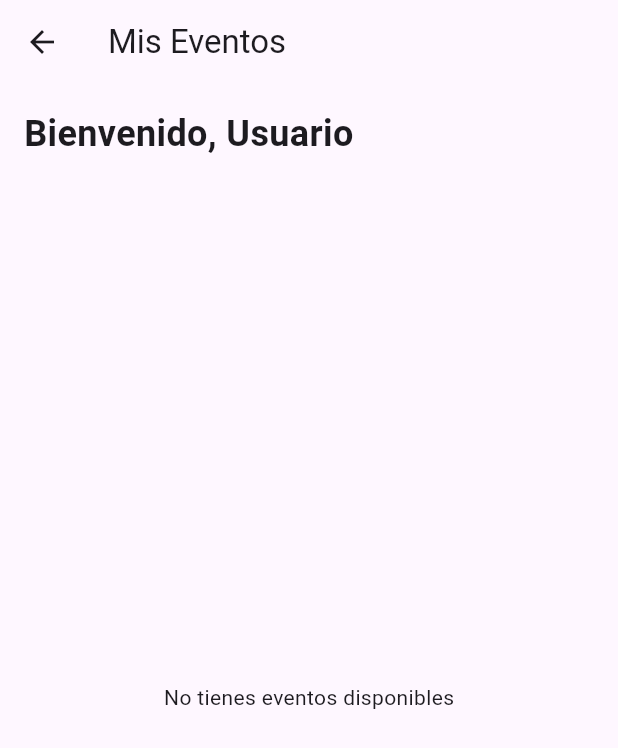
After one commit to omardtl24/TMP_2C_swarch, a Flutter app: the EventScreen screen opened by its route, after a tap on "OK", on a phone screen of 412 x 824 dp. The commit adds this screen. Shown: the top 748 px of the screen. Run offline on Flutter 3.47's test engine with Material 3 defaults, Android fonts, the phone set to English and light mode, and no system bars; our stand-ins replace flutter_dotenv, flutter_secure_storage, google_sign_in, jwt_decoder; accounts and stored records are empty.

Commit message:
add the events request

```diff
--- a/pr-frontend-mobile/cc_mobile/lib/main.dart
+++ b/pr-frontend-mobile/cc_mobile/lib/main.dart
@@ -1,6 +1,6 @@
+import 'package:cc_mobile/screens/event_screen.dart';
 import 'package:flutter/material.dart';
 import 'screens/login_screen.dart';
-import 'screens/stats_screen.dart';
 import 'screens/register_screen.dart';
 import 'package:flutter_dotenv/flutter_dotenv.dart';
 import 'package:provider/provider.dart';
@@ -37,7 +37,7 @@ class MyApp extends StatelessWidget {
       initialRoute: '/login',
       routes: {
         '/login': (context) => LoginScreen(),
-        '/stats': (context) => StatsScreen(),
+        '/event': (context) => EventScreen(),
         '/register': (context) => RegisterScreen(key: const ValueKey('register_screen')),
       },
     );
--- /dev/null
+++ b/pr-frontend-mobile/cc_mobile/lib/models/event_model.dart
@@ -0,0 +1,23 @@
+class EventModel {
+  final String id;
+  final String name;
+  final String description;
+  final String creatorName;
+
+  EventModel({
+    required this.id,
+    required this.name,
+    required this.description,
+    required this.creatorName,
+  });
+
+  factory EventModel.fromJson(Map<String, dynamic> json) {
+    return EventModel(
+      id: json['id'] as String,
+      name: json['name'] as String,
+      description: json['description'] as String,
+      creatorName: json['creator_name'] as String,
+    );
+  }
+
+}
--- /dev/null
+++ b/pr-frontend-mobile/cc_mobile/lib/models/response.dart
@@ -0,0 +1,16 @@
+class Response<T> {
+  final String status;
+  final T? data;
+  final String? message;
+
+  Response.success(this.data)
+    : status = 'success',
+      message = null;
+
+  Response.error(this.message)
+    : status = 'error',
+      data = null;
+
+  bool get isSuccess => status == 'success';
+  bool get isError => status == 'error';
+}
--- /dev/null
+++ b/pr-frontend-mobile/cc_mobile/lib/repository/event_repository.dart
@@ -0,0 +1,46 @@
+import 'package:cc_mobile/services/events_service.dart';
+import 'package:cc_mobile/models/event_model.dart';
+import 'package:cc_mobile/models/response.dart';
+import 'package:cc_mobile/utils/secure_storage.dart';
+
+
+abstract class EventRepositoryInterface {
+  // Define methods that the repository should implement
+  Future<Response<List<EventModel>>> getMyEvents();
+}
+
+
+class EventRepository implements EventRepositoryInterface {
+  final EventsService _eventsService;
+  EventRepository({EventsService? eventsService})
+      : _eventsService = eventsService ?? EventsService();
+
+
+  @override
+  Future<Response<List<EventModel>>> getMyEvents() async {
+    try {
+      final jwt = await SecureStorage.instance.read(key: 'jwt');
+      if (jwt == null) {
+        return Response.error('No se encontró el token JWT');
+      }
+      final response = await _eventsService.getMyEvents(jwt:jwt);
+      if(response['status'] == 'success') {
+        final List<EventModel> events = (response['data'] as List)
+            .map((event) => EventModel.fromJson(event))
+            .toList();
+
+        return Response.success(events);
+      } else {
+        String errorMsg = 'Error al traer eventos';
+        if (response.containsKey('message')) {
+          errorMsg = response['message'];
+
+        }
+        return Response.error('Error al obtener eventos: $errorMsg');
+      }
+    } catch (e) {
+      return Response.error('Error de conexión: ${e.toString()}');
+    }
+  }
+
+}
--- /dev/null
+++ b/pr-frontend-mobile/cc_mobile/lib/screens/event_screen.dart
@@ -0,0 +1,219 @@
+import 'package:flutter/material.dart';
+import 'package:provider/provider.dart';
+import '../repository/event_repository.dart';
+import '../models/event_model.dart';
+import '../utils/session.dart';
+import '../themes/app_theme.dart';
+
+class EventScreen extends StatefulWidget {
+  const EventScreen({Key? key}) : super(key: key);
+
+  @override
+  State<EventScreen> createState() => _EventScreenState();
+}
+
+class _EventScreenState extends State<EventScreen> {
+  bool _isLoading = false;
+  String? _errorMessage;
+  List<EventModel> _events = [];
+
+  @override
+  void initState() {
+    super.initState();
+    _loadEvents();
+  }
+
+  void _showErrorSnackBar(String message) {
+    ScaffoldMessenger.of(context).showSnackBar(
+      SnackBar(
+        content: Text(message),
+        backgroundColor: Colors.red,
+        action: SnackBarAction(
+          label: 'OK',
+          textColor: Colors.white,
+          onPressed: () {
+            ScaffoldMessenger.of(context).hideCurrentSnackBar();
+          },
+        ),
+      ),
+    );
+  }
+
+  Future<void> _loadEvents() async {
+    if (_isLoading) return;
+
+    setState(() {
+      _isLoading = true;
+      _errorMessage = null;
+    });
+
+    try {
+      final eventRepository = EventRepository();
+      final response = await eventRepository.getMyEvents();
+
+      if (response.isSuccess && response.data != null) {
+        setState(() {
+          _events = response.data!;
+        });
+      } else {
+        setState(() {
+          _errorMessage = response.message ?? 'Error al cargar los eventos';
+        });
+        _showErrorSnackBar(_errorMessage!);
+      }
+    } catch (e) {
+      setState(() {
+        _errorMessage = 'Error inesperado: ${e.toString()}';
+      });
+      _showErrorSnackBar(_errorMessage!);
+    } finally {
+      setState(() {
+        _isLoading = false;
+      });
+    }
+  }
+
+  @override
+  Widget build(BuildContext context) {
+    final session = context.watch<Session>();
+    final userName = session.user?.name ?? 'Usuario';
+
+    return Scaffold(
+      appBar: AppBar(
+        title: Text('Mis Eventos'),
+      ),
+      body: RefreshIndicator(
+        onRefresh: _loadEvents,
+        child: Padding(
+          padding: const EdgeInsets.all(16.0),
+          child: Column(
+            crossAxisAlignment: CrossAxisAlignment.start,
+            children: [
+              Text(
+                'Bienvenido, $userName',
+                style: TextStyle(
+                  fontSize: 24,
+                  fontWeight: FontWeight.bold,
+                ),
+              ),
+              SizedBox(height: 16),
+              _isLoading && _events.isEmpty
+                ? Center(
+                    child: CircularProgressIndicator(
+                      color: primaryShades[40],
+                    ),
+                  )
+                : Expanded(
+                    child: _events.isEmpty
+                      ? Center(
+                          child: Text('No tienes eventos disponibles'),
+                        )
+                      : ListView.builder(
+                          itemCount: _events.length,
+                          itemBuilder: (context, index) {
+                            final event = _events[index];
+                            return EventCard(event: event);
+                          },
+                        ),
+                  ),
+            ],
+          ),
+        ),
+      ),
+
+    );
+  }
+}
+
+class EventCard extends StatelessWidget {
+  final EventModel event;
+
+  const EventCard({
+    Key? key,
+    required this.event,
+  }) : super(key: key);
+
+  @override
+  Widget build(BuildContext context) {
+    return Container(
+      margin: EdgeInsets.only(bottom: 16),
+      decoration: BoxDecoration(
+        color: Colors.white,
+        borderRadius: BorderRadius.circular(16),
+        boxShadow: [
+          BoxShadow(
+            color: Colors.grey.withOpacity(0.2),
+            spreadRadius: 1,
+            blurRadius: 4,
+            offset: Offset(0, 2),
+          ),
+        ],
+      ),
+      child: Padding(
+        padding: const EdgeInsets.all(16.0),
+        child: Row(
+          children: [
+            // Left icon container
+            Container(
+              width: 60,
+              height: 60,
+              decoration: BoxDecoration(
+                color: primaryShades[50]!.withOpacity(0.3),
+                shape: BoxShape.circle,
+              ),
+              child: Center(
+                child: Icon(
+                  Icons.calendar_today,
+                  color: primaryShades[50],
+                  size: 28,
+                ),
+              ),
+            ),
+            SizedBox(width: 16),
+            // Middle content
+            Expanded(
+              child: Column(
+                crossAxisAlignment: CrossAxisAlignment.start,
+                children: [
+                  Text(
+                    event.name,
+                    style: TextStyle(
+                      fontWeight: FontWeight.bold,
+                      fontSize: 18,
+                    ),
+                  ),
+                  Text(
+                    event.creatorName ?? "Creador",
+                    style: TextStyle(
+                      color: Colors.grey[600],
+                    ),
+                  ),
+                  SizedBox(height: 4),
+                  if (event.description != null)
+                    Text(
+                      event.description!,
+                      style: TextStyle(
+                        fontSize: 14,
+                        color: Colors.grey[700],
+                      ),
+                      maxLines: 2,
+                      overflow: TextOverflow.ellipsis,
+                    ),
+                ],
+              ),
+            ),
+            // Right price
+            Text(
+              '\$-20.000', // This would come from event.amount or similar field
+              style: TextStyle(
+                color: Colors.red,
+                fontWeight: FontWeight.bold,
+                fontSize: 16,
+              ),
+            ),
+          ],
+        ),
+      ),
+    );
+  }
+}
--- a/pr-frontend-mobile/cc_mobile/lib/screens/login_screen.dart
+++ b/pr-frontend-mobile/cc_mobile/lib/screens/login_screen.dart
@@ -7,6 +7,7 @@ import '../services/auth_service.dart';
 import '../utils/secure_storage.dart';
 import 'dart:ui';
 import '../themes/app_theme.dart';
+import '../models/response.dart'; // Add this import
 
 class LoginScreen extends StatefulWidget {
   @override
@@ -49,7 +50,7 @@ class _LoginScreenState extends State<LoginScreen> {
         final jwt = await SecureStorage.instance.read(key: 'jwt');
         if (jwt != null) {
           context.read<Session>().updateSession(user: response.data!, jwt: jwt);
-          Navigator.pushReplacementNamed(context, '/stats');
+          Navigator.pushReplacementNamed(context, '/event');
         } else {
           setState(() {
             _errorMessage = 'Error al obtener token de autenticación';
--- a/pr-frontend-mobile/cc_mobile/lib/screens/register_screen.dart
+++ b/pr-frontend-mobile/cc_mobile/lib/screens/register_screen.dart
@@ -5,6 +5,7 @@ import 'package:cc_mobile/utils/secure_storage.dart';
 import 'package:flutter/gestures.dart';
 import 'dart:ui';
 import '../themes/app_theme.dart';
+import '../models/response.dart'; // Add this import
 
 class RegisterScreen extends StatefulWidget {
   const RegisterScreen({super.key});
@@ -127,7 +128,7 @@ class _RegisterScreenState extends State<RegisterScreen> {
         final jwt = await SecureStorage.instance.read(key: 'jwt');
         if (jwt != null && response.data != null) {
           // ignore: use_build_context_synchronously
-          Navigator.pushReplacementNamed(context, '/stats');
+          Navigator.pushReplacementNamed(context, '/event');
         }
       } else {
         setState(() {
--- a/pr-frontend-mobile/cc_mobile/lib/services/auth_service.dart
+++ b/pr-frontend-mobile/cc_mobile/lib/services/auth_service.dart
@@ -42,7 +42,7 @@ class AuthService {
 
     final responseJson = jsonDecode(response.body);
     print('Response del registro en el servicio: $responseJson');
-    if (response.statusCode == 200 ) {
+    if (responseJson['status'] == 'success') {
       return responseJson;
     } else {
       final error = responseJson['message'] ?? 'Error desconocido en el registro';
--- /dev/null
+++ b/pr-frontend-mobile/cc_mobile/lib/services/events_service.dart
@@ -0,0 +1,28 @@
+import 'dart:convert';
+import 'package:http/http.dart' as http;
+import 'package:flutter_dotenv/flutter_dotenv.dart';
+
+class EventsService {
+  final String baseUrl;
+  final http.Client client;
+
+  EventsService({String? baseUrl, http.Client? client})
+      : client = client ?? http.Client(),
+       baseUrl = dotenv.env['API_GATEWAY_URL']!;
+
+  Future<Map<String, dynamic>> getMyEvents({required String jwt}) async {
+    final response = await http.get(Uri.parse('$baseUrl/api/events/me'),
+      headers: {
+        'Content-Type': 'application/json',
+        'authorization': 'Bearer $jwt', // Asegúrate de tener un token válido
+        // Aquí podrías agregar más headers si es necesario, como autenticación
+      },
+    );
+
+    if (response.statusCode == 200) {
+      return jsonDecode(response.body);
+    } else {
+      throw Exception('Error al obtener eventos');
+    }
+  }
+}
```
Also changed, not shown: pr-frontend-mobile/cc_mobile/lib/mock/mock_google_auth_repository.dart (+9 -9 lines), pr-frontend-mobile/cc_mobile/lib/repository/google_auth_repository.dart (+21 -21 lines).
